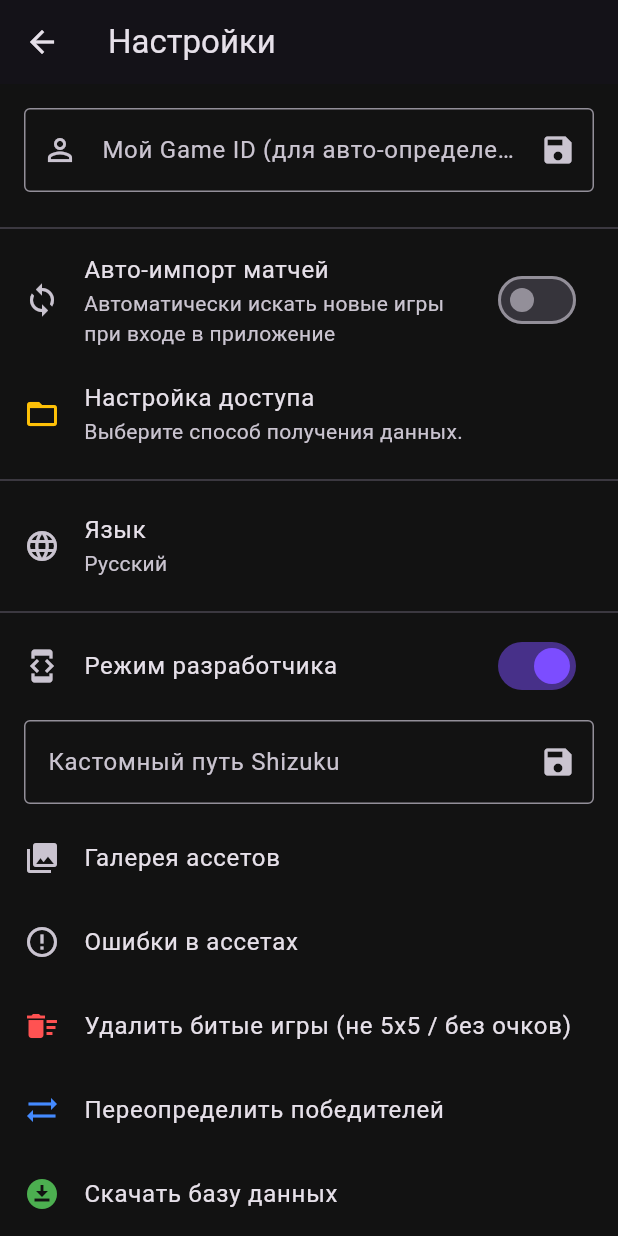
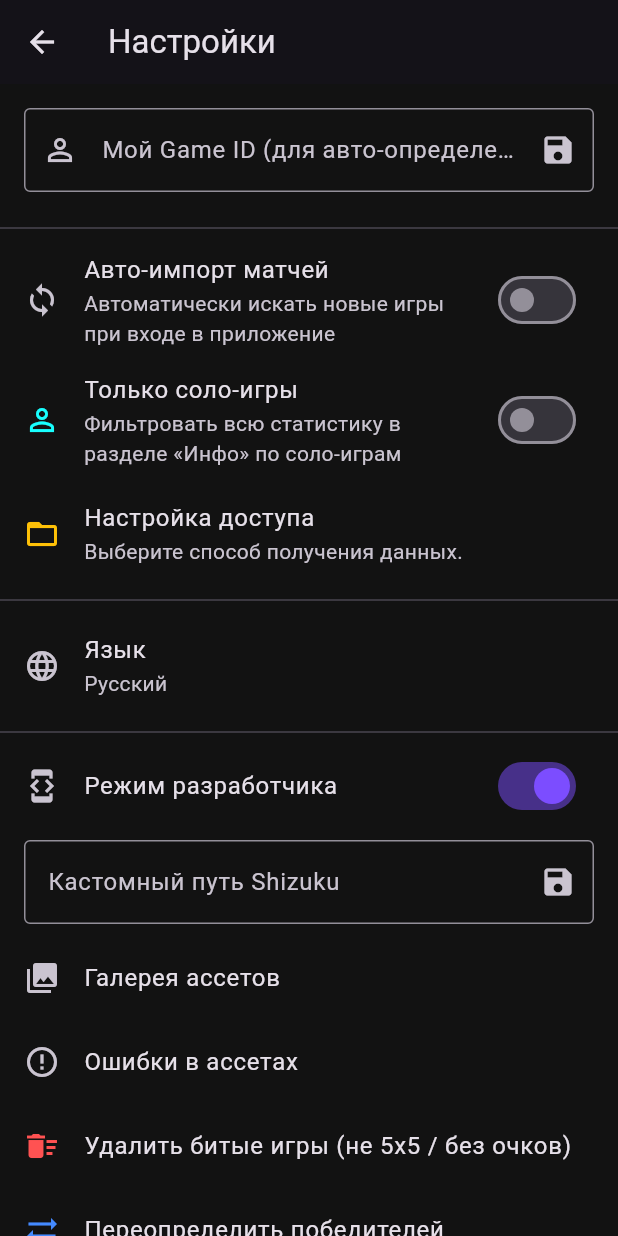
Before and after one commit to Amethyst666/mlbb-history-analyst, a Flutter app: the SettingsScreen screen opened directly, after a tap on "Language", after a tap on "Режим разработчика", on a phone screen of 412 x 824 dp. Run offline on Flutter 3.47's test engine with Material 3 defaults, Android fonts, the phone set to English and light mode, and no system bars; our stand-ins replace file_picker, fl_chart, package_info_plus, permission_handler, share_plus, shared_preferences and 1 more; accounts and stored records are empty.

Commit message:
v2.4.0: Add solo games filter toggle in settings for Info section statistics

```diff
--- a/lib/screens/settings_screen.dart
+++ b/lib/screens/settings_screen.dart
@@ -29,6 +29,7 @@ class _SettingsScreenState extends State<SettingsScreen> {
 
   bool _isDeveloperMode = false;
   bool _autoImport = false;
+  bool _statsOnlySolo = false;
   String _accessMode = 'none';
   String? _safUri;
   String _appVersion = '2.3.2';
@@ -54,6 +55,7 @@ class _SettingsScreenState extends State<SettingsScreen> {
     final mode = prefs.getString('history_mode') ?? 'none';
     final uri = prefs.getString('history_saf_uri');
     final auto = prefs.getBool('auto_import') ?? false;
+    final soloOnly = prefs.getBool('stats_only_solo') ?? false;
     final customPath = prefs.getString('shizuku_custom_path') ?? '';
 
     final packageInfo = await PackageInfo.fromPlatform();
@@ -61,6 +63,7 @@ class _SettingsScreenState extends State<SettingsScreen> {
     setState(() {
       _isDeveloperMode = prefs.getBool('isDeveloperMode') ?? false;
       _autoImport = auto;
+      _statsOnlySolo = soloOnly;
       _nickController.text = userId;
       _customShizukuPathController.text = customPath;
       _accessMode = mode;
@@ -77,6 +80,13 @@ class _SettingsScreenState extends State<SettingsScreen> {
     final prefs = await SharedPreferences.getInstance();
     await prefs.setBool('auto_import', value);
     setState(() => _autoImport = value);
+    _dbHelper.updateNotifier.notifyListeners();
+  }
+
+  Future<void> _toggleStatsOnlySolo(bool value) async {
+    final prefs = await SharedPreferences.getInstance();
+    await prefs.setBool('stats_only_solo', value);
+    setState(() => _statsOnlySolo = value);
     _dbHelper.updateNotifier.notifyListeners();
   }
 
@@ -213,6 +223,15 @@ class _SettingsScreenState extends State<SettingsScreen> {
             subtitle: Text(AppStrings.get(context, 'auto_import_desc')),
             value: _autoImport,
             onChanged: _toggleAutoImport,
+            activeColor: Colors.cyanAccent,
+          ),
+
+          SwitchListTile(
+            secondary: const Icon(Icons.person_outline, color: Colors.cyanAccent),
+            title: Text(AppStrings.get(context, 'stats_only_solo_title')),
+            subtitle: Text(AppStrings.get(context, 'stats_only_solo_desc')),
+            value: _statsOnlySolo,
+            onChanged: _toggleStatsOnlySolo,
             activeColor: Colors.cyanAccent,
           ),
 
--- a/lib/utils/app_strings.dart
+++ b/lib/utils/app_strings.dart
@@ -187,6 +187,8 @@ class AppStrings {
           'Failed to connect to Shizuku. Ensure the service is running.',
       'auto_import_title': 'Auto-import Matches',
       'auto_import_desc': 'Automatically search for new games on app resume',
+      'stats_only_solo_title': 'Solo Games Only',
+      'stats_only_solo_desc': 'Filter all statistics in the Info section by solo matches',
     },
     'ru': {
       'app_title': 'Аналитик MLBB',
@@ -376,6 +378,9 @@ class AppStrings {
       'auto_import_title': 'Авто-импорт матчей',
       'auto_import_desc':
           'Автоматически искать новые игры при входе в приложение',
+      'stats_only_solo_title': 'Только соло-игры',
+      'stats_only_solo_desc':
+          'Фильтровать всю статистику в разделе «Инфо» по соло-играм',
     },
   };
 
--- a/lib/utils/database_helper.dart
+++ b/lib/utils/database_helper.dart
@@ -1,6 +1,7 @@
 import 'package:flutter/material.dart';
 import 'package:path/path.dart';
 import 'package:sqflite/sqflite.dart';
+import 'package:shared_preferences/shared_preferences.dart';
 import '../models/game_stats.dart';
 import '../models/player_stats.dart';
 import '../models/player_profile.dart';
@@ -842,8 +843,26 @@ class DatabaseHelper {
     updateNotifier.notifyListeners();
   }
 
+  Future<String> _getSoloConditionClause() async {
+    final prefs = await SharedPreferences.getInstance();
+    final onlySolo = prefs.getBool('stats_only_solo') ?? false;
+    if (!onlySolo) return '';
+    return '''
+      AND g.id IN (
+        SELECT g2.id
+        FROM games g2
+        JOIN game_players u2 ON g2.id = u2.game_id AND u2.is_user = 1
+        WHERE (
+          SELECT COUNT(*) FROM game_players p2
+          WHERE p2.game_id = g2.id AND p2.is_enemy = 0 AND p2.party_id = u2.party_id AND p2.party_id != 0
+        ) <= 1
+      )
+    ''';
+  }
+
   Future<List<Map<String, dynamic>>> getTopUserHeroes() async {
     Database db = await database;
+    final soloClause = await _getSoloConditionClause();
     return await db.rawQuery('''
       SELECT
         gp.hero as hero_id,
@@ -853,7 +872,7 @@ class DatabaseHelper {
         SUM(CASE WHEN (gp.is_enemy = 0 AND g.result = 'VICTORY') OR (gp.is_enemy = 1 AND g.result = 'DEFEAT') THEN 1 ELSE 0 END) as total_wins
       FROM game_players gp
       JOIN games g ON gp.game_id = g.id
-      WHERE gp.hero != '0' AND gp.hero != ''
+      WHERE gp.hero != '0' AND gp.hero != '' $soloClause
       GROUP BY gp.hero
       ORDER BY total_games DESC
     ''');
@@ -861,6 +880,7 @@ class DatabaseHelper {
 
   Future<List<Map<String, dynamic>>> getRoleStats() async {
     Database db = await database;
+    final soloClause = await _getSoloConditionClause();
     return await db.rawQuery('''
       SELECT
         gp.role,
@@ -868,7 +888,7 @@ class DatabaseHelper {
         SUM(CASE WHEN gp.is_user = 1 AND ((gp.is_enemy = 0 AND g.result = 'VICTORY') OR (gp.is_enemy = 1 AND g.result = 'DEFEAT')) THEN 1 ELSE 0 END) as my_wins
       FROM game_players gp
       JOIN games g ON gp.game_id = g.id
-      WHERE gp.is_user = 1 AND gp.role != 'unknown' AND gp.role != '' AND gp.role IS NOT NULL
+      WHERE gp.is_user = 1 AND gp.role != 'unknown' AND gp.role != '' AND gp.role IS NOT NULL $soloClause
       GROUP BY gp.role
       ORDER BY my_games DESC
     ''');
@@ -876,6 +896,7 @@ class DatabaseHelper {
 
   Future<List<Map<String, dynamic>>> getTeammatesStats() async {
     Database db = await database;
+    final soloClause = await _getSoloConditionClause();
     return await db.rawQuery('''
       SELECT
         pp.id as profile_id,
@@ -886,7 +907,7 @@ class DatabaseHelper {
       JOIN games g ON gp.game_id = g.id
       JOIN player_profiles pp ON gp.profile_id = pp.id
       WHERE gp.is_enemy = 0 AND gp.is_user = 0
-      AND g.id IN (SELECT game_id FROM game_players WHERE is_user = 1)
+      AND g.id IN (SELECT game_id FROM game_players WHERE is_user = 1) $soloClause
       GROUP BY gp.profile_id
       HAVING games_count > 0
       ORDER BY games_count DESC, wins DESC
@@ -896,6 +917,7 @@ class DatabaseHelper {
 
   Future<List<Map<String, dynamic>>> getEnemiesStats() async {
     Database db = await database;
+    final soloClause = await _getSoloConditionClause();
     return await db.rawQuery('''
       SELECT
         gp.hero as hero_id,
@@ -904,7 +926,7 @@ class DatabaseHelper {
       FROM game_players gp
       JOIN games g ON gp.game_id = g.id
       WHERE gp.is_enemy = 1 AND gp.hero != '0' AND gp.hero != ''
-      AND g.id IN (SELECT game_id FROM game_players WHERE is_user = 1)
+      AND g.id IN (SELECT game_id FROM game_players WHERE is_user = 1) $soloClause
       GROUP BY gp.hero
       ORDER BY games_count DESC, wins DESC
     ''');
@@ -918,6 +940,7 @@ class DatabaseHelper {
     else if (categoryIndex == 3) condition = 'AND gp.is_enemy = 1';
 
     Database db = await database;
+    final soloClause = await _getSoloConditionClause();
     return await db.rawQuery('''
       SELECT g.*, gp.kda as hero_kda, gp.gold as hero_gold, gp.items as hero_items,
              gp.score as hero_score, gp.role as hero_role, gp.spell as hero_spell,
@@ -929,7 +952,7 @@ class DatabaseHelper {
       FROM games g
       JOIN game_players gp ON g.id = gp.game_id
       LEFT JOIN player_profiles pp ON gp.profile_id = pp.id
-      WHERE gp.hero = ? $condition
+      WHERE gp.hero = ? $condition $soloClause
       ORDER BY COALESCE(g.end_date, g.date) DESC
     ''', [heroId.toString()]);
   }
--- a/pubspec.yaml
+++ b/pubspec.yaml
@@ -16,7 +16,7 @@ publish_to: 'none' # Remove this line if you wish to publish to pub.dev
 # https://developer.apple.com/library/archive/documentation/General/Reference/InfoPlistKeyReference/Articles/CoreFoundationKeys.html
 # In Windows, build-name is used as the major, minor, and patch parts
 # of the product and file versions while build-number is used as the build suffix.
-version: 2.3.4+1
+version: 2.4.0+1
 
 environment:
   sdk: ^3.10.7
```
Also changed, not shown: lib/screens/roles_statistics_tab.dart (+7 -0 lines), lib/screens/teammates_statistics_tab.dart (+7 -0 lines).
